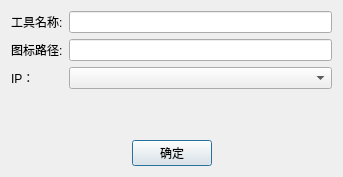
The window that digitalIntegration/AddToolInfoDialog.ui (jiaqingguo/DI) describes before a commit, drawn with Qt 5.
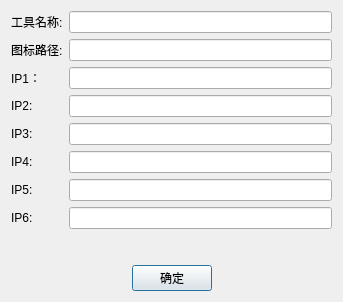
The same window after the commit.

The edit to the form file:
```diff
--- a/digitalIntegration/AddToolInfoDialog.ui
+++ b/digitalIntegration/AddToolInfoDialog.ui
@@ -7,7 +7,7 @@
     <x>0</x>
     <y>0</y>
     <width>343</width>
-    <height>177</height>
+    <height>302</height>
    </rect>
   </property>
   <property name="windowTitle">
@@ -39,12 +39,62 @@
      <item row="2" column="0">
       <widget class="QLabel" name="label">
        <property name="text">
-        <string>IP：</string>
+        <string>IP1：</string>
        </property>
       </widget>
      </item>
      <item row="2" column="1">
-      <widget class="QComboBox" name="comboBoxIP"/>
+      <widget class="QLineEdit" name="lineEditIP1"/>
+     </item>
+     <item row="3" column="0">
+      <widget class="QLabel" name="labelIP2">
+       <property name="text">
+        <string>IP2:</string>
+       </property>
+      </widget>
+     </item>
+     <item row="4" column="0">
+      <widget class="QLabel" name="labelIP3">
+       <property name="text">
+        <string>IP3:</string>
+       </property>
+      </widget>
+     </item>
+     <item row="5" column="0">
+      <widget class="QLabel" name="labelIP4">
+       <property name="text">
+        <string>IP4:</string>
+       </property>
+      </widget>
+     </item>
+     <item row="6" column="0">
+      <widget class="QLabel" name="labelIP5">
+       <property name="text">
+        <string>IP5:</string>
+       </property>
+      </widget>
+     </item>
+     <item row="7" column="0">
+      <widget class="QLabel" name="labelIP6">
+       <property name="text">
+        <string>IP6:</string>
+       </property>
+      </widget>
+     </item>
+     <item row="3" column="1">
+      <widget class="QLineEdit" name="lineEditIP2"/>
+     </item>
+     <item row="4" column="1">
+      <widget class="QLineEdit" name="lineEditIP3"/>
+     </item>
+     <item row="5" column="1">
+      <widget class="QLineEdit" name="lineEditIP4"/>
+     </item>
+     <item row="6" column="1">
+      <widget class="QLineEdit" name="lineEditIP5"/>
+     </item>
+     <item row="7" column="1">
+      <widget class="QLineEdit" name="lineEditIP6"/>
      </item>
     </layout>
    </item>
```
Left out of the diff: 2 changed lines with no effect on the pictures.
